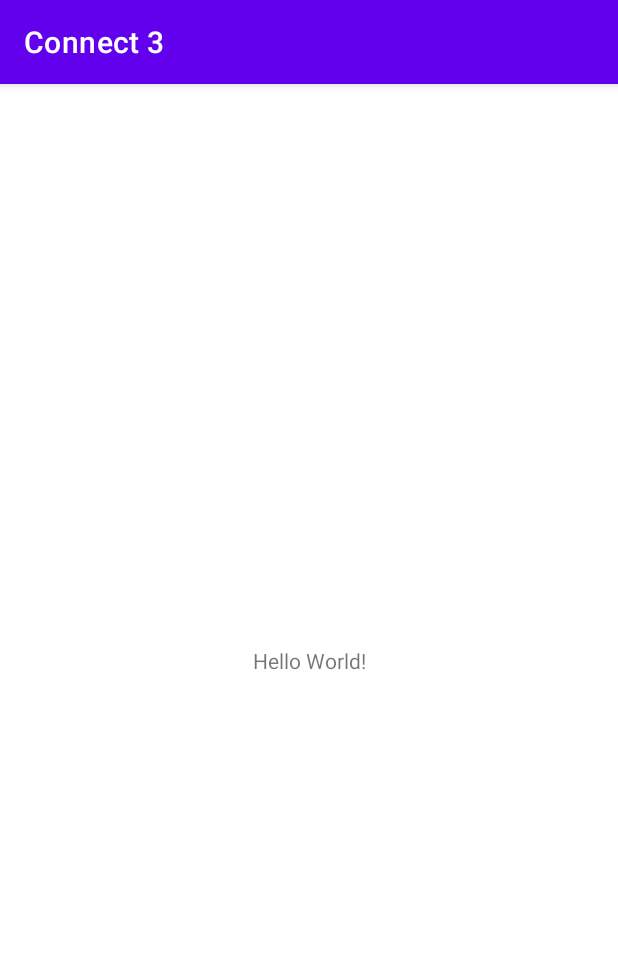
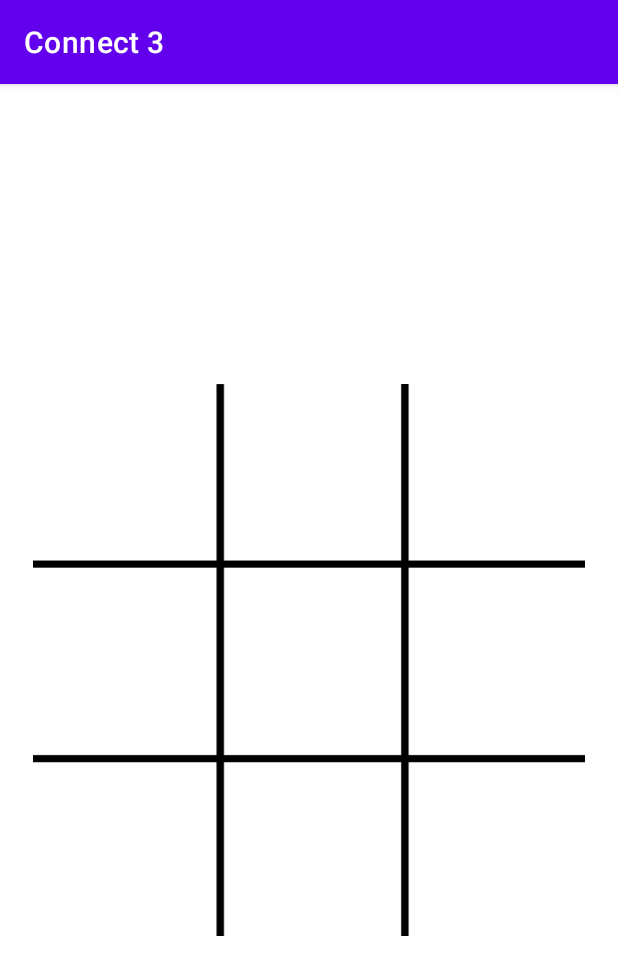
Before and after one commit to DocBrown85/android-connect-3, an Android app: the screen it shows after launch (MainActivity), on a phone screen of 412 x 824 dp. Shown: the top 975 px of the screen. Run offline under Robolectric (Android 15) with nearby library versions, the phone set to English and light mode, and no system bars.

Commit message:
Add base grid layout

```diff
--- a/app/build.gradle
+++ b/app/build.gradle
@@ -39,6 +39,7 @@ dependencies {
     implementation 'androidx.appcompat:appcompat:1.2.0'
     implementation 'com.google.android.material:material:1.2.1'
     implementation 'androidx.constraintlayout:constraintlayout:2.0.2'
+    implementation 'androidx.gridlayout:gridlayout:1.0.0'
     testImplementation 'junit:junit:4.+'
     androidTestImplementation 'androidx.test.ext:junit:1.1.2'
     androidTestImplementation 'androidx.test.espresso:espresso-core:3.3.0'
--- a/app/src/main/res/layout/activity_main.xml
+++ b/app/src/main/res/layout/activity_main.xml
@@ -6,13 +6,23 @@
     android:layout_height="match_parent"
     tools:context=".MainActivity">
 
-    <TextView
-        android:layout_width="wrap_content"
-        android:layout_height="wrap_content"
-        android:text="Hello World!"
+    <androidx.gridlayout.widget.GridLayout
+        android:id="@+id/gridLayout"
+        android:layout_width="368dp"
+        android:layout_height="368dp"
+        android:layout_marginStart="8dp"
+        android:layout_marginLeft="8dp"
+        android:layout_marginTop="8dp"
+        android:layout_marginEnd="8dp"
+        android:layout_marginRight="8dp"
+        android:layout_marginBottom="8dp"
+        android:background="@drawable/board"
+        app:columnCount="3"
         app:layout_constraintBottom_toBottomOf="parent"
-        app:layout_constraintLeft_toLeftOf="parent"
-        app:layout_constraintRight_toRightOf="parent"
-        app:layout_constraintTop_toTopOf="parent" />
+        app:layout_constraintEnd_toEndOf="parent"
+        app:layout_constraintStart_toStartOf="parent"
+        app:layout_constraintTop_toTopOf="parent"
+        app:rowCount="3">
 
+    </androidx.gridlayout.widget.GridLayout>
 </androidx.constraintlayout.widget.ConstraintLayout>
```
